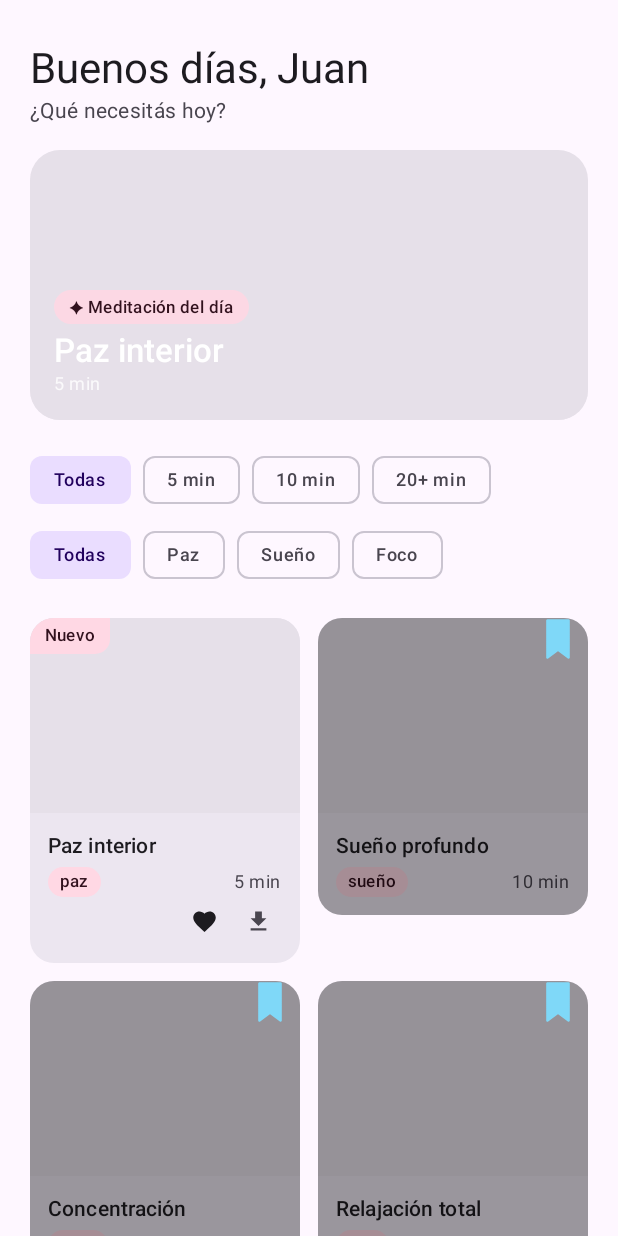
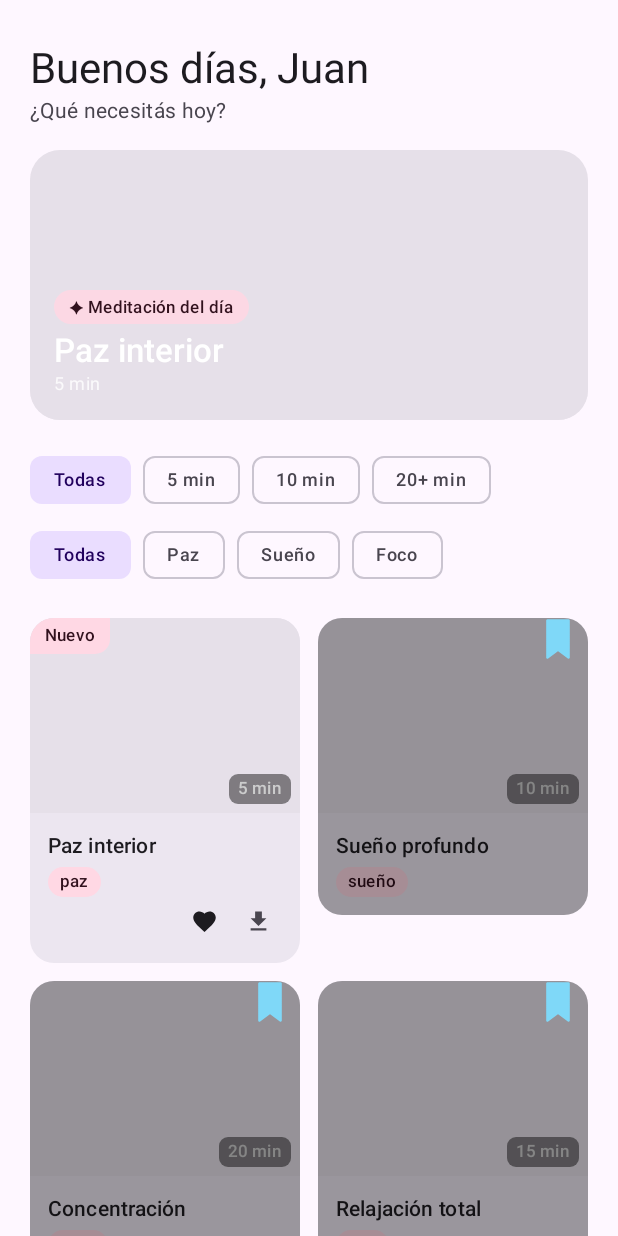
Before and after one commit to juanfai/estrella-de-belen, an Android app built with Jetpack Compose: the @Preview function HomeScreenPreview, on a phone screen of 412 x 824 dp. Run offline under Robolectric (Android 15) with nearby library versions, the light colour scheme and no system bars; 1 statement that could not run was skipped.

Commit message:
tiempo cards OK

```diff
--- a/app/src/main/java/com/estrelladebelen/app/ui/components/MeditationCard.kt
+++ b/app/src/main/java/com/estrelladebelen/app/ui/components/MeditationCard.kt
@@ -77,6 +77,17 @@ fun MeditationCard(
                             )
                         }
                     }
+
+                    Text(
+                        text = stringResource(R.string.card_duration, meditation.durationMinutes),
+                        style = MaterialTheme.typography.labelSmall,
+                        color = Color(0xFFCCCCCC),
+                        modifier = Modifier
+                            .align(Alignment.BottomEnd)
+                            .padding(6.dp)
+                            .background(Color.Black.copy(alpha = 0.45f), RoundedCornerShape(6.dp))
+                            .padding(horizontal = 6.dp, vertical = 2.dp)
+                    )
                 }
 
             Column(modifier = Modifier.padding(12.dp)) {
@@ -88,11 +99,6 @@ fun MeditationCard(
                     maxLines = 2
                 )
                 Spacer(Modifier.height(4.dp))
-                Row(
-                    verticalAlignment = Alignment.CenterVertically,
-                    horizontalArrangement = Arrangement.SpaceBetween,
-                    modifier = Modifier.fillMaxWidth()
-                ) {
                 if (meditation.category.isNotBlank()) {
                     Surface(
                         shape = RoundedCornerShape(50),
@@ -105,12 +111,6 @@ fun MeditationCard(
                             modifier = Modifier.padding(horizontal = 8.dp, vertical = 2.dp)
                         )
                     }
-                    }
-                    Text(
-                        text = stringResource(R.string.card_duration, meditation.durationMinutes),
-                        style = MaterialTheme.typography.bodySmall,
-                        color = MaterialTheme.colorScheme.onSurfaceVariant
-                    )
                 }
 
                 if (!isPremiumLocked) {
```
Lines whose indentation alone changed are shown as unchanged.
